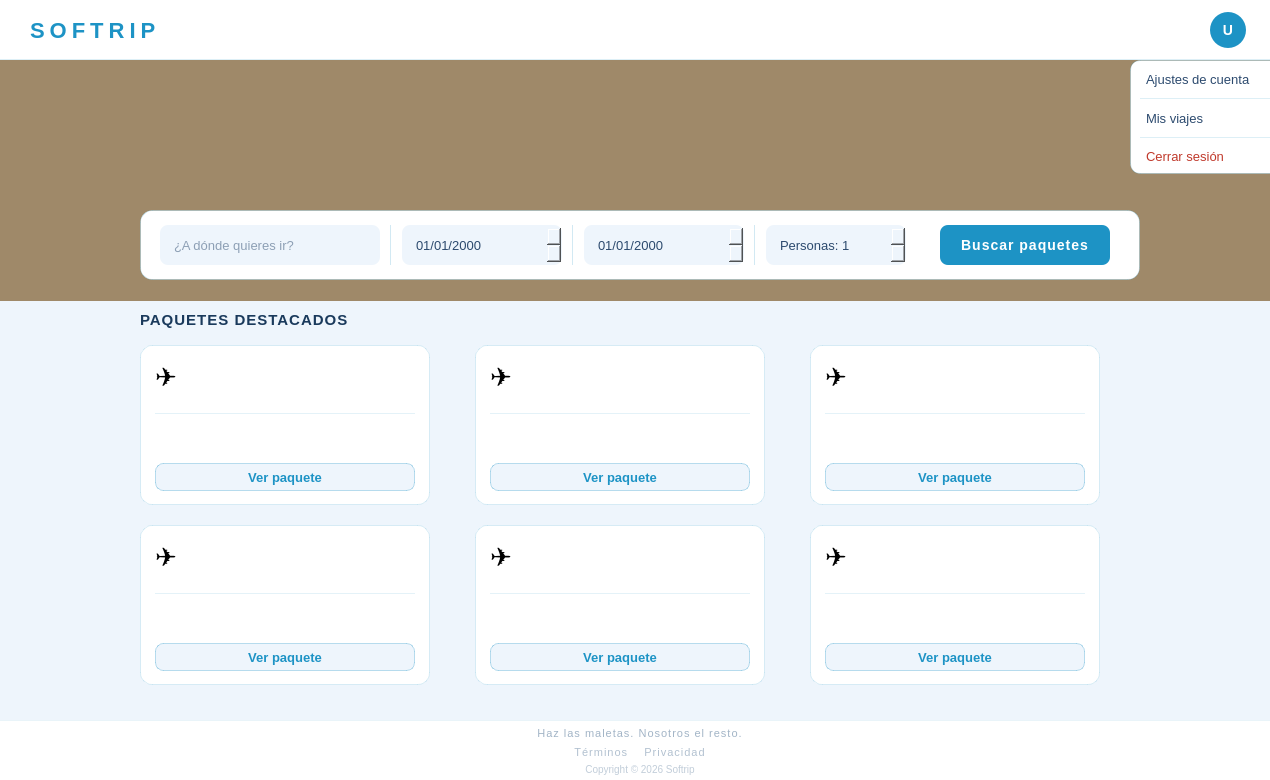
First picture: the form in src/vista/ui/vistaCliente.ui, repository laraanton/InSo, before the edit.
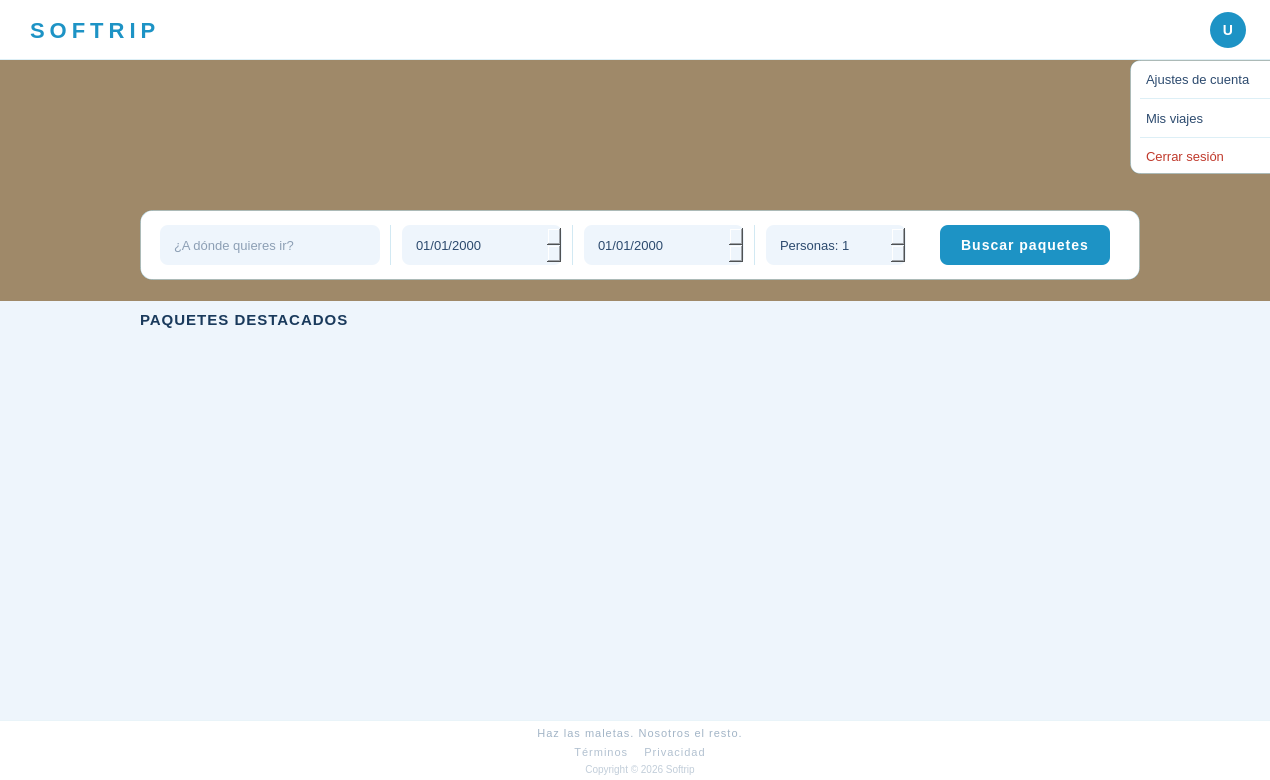
Second picture: the form after the edit. Icons and pictures are not drawn.

```diff
--- a/src/vista/ui/vistaCliente.ui
+++ b/src/vista/ui/vistaCliente.ui
@@ -337,696 +337,41 @@
      <string>PAQUETES DESTACADOS</string>
     </property>
    </widget>
-   <widget class="QWidget" name="card1" native="true">
-    <property name="geometry">
-     <rect>
-      <x>140</x>
-      <y>345</y>
-      <width>290</width>
-      <height>160</height>
-     </rect>
-    </property>
+
+   <!-- SCROLL AREA DE TARJETAS -->
+   <widget class="QScrollArea" name="scrollPaquetes">
+    <property name="geometry"><rect><x>130</x><y>343</y><width>1010</width><height>375</height></rect></property>
     <property name="styleSheet">
-     <string notr="true">QWidget#card1 {
-	background-color: #ffffff;
-	border-radius: 12px;
-	border: 1px solid rgba(29, 147, 197, 0.15);
-}</string>
-    </property>
-    <widget class="QLabel" name="card1_icono">
-     <property name="geometry">
-      <rect>
-       <x>15</x>
-       <y>14</y>
-       <width>36</width>
-       <height>36</height>
-      </rect>
-     </property>
-     <property name="styleSheet">
-      <string notr="true">font-size: 26px; qproperty-alignment: AlignCenter;</string>
-     </property>
-     <property name="text">
-      <string>✈️</string>
-     </property>
-    </widget>
-    <widget class="QLabel" name="card1_titulo">
-     <property name="geometry">
-      <rect>
-       <x>58</x>
-       <y>14</y>
-       <width>220</width>
-       <height>22</height>
-      </rect>
-     </property>
-     <property name="styleSheet">
-      <string notr="true">font-size: 14px; font-weight: 600; color: #1a3a5c;</string>
-     </property>
-     <property name="text">
-      <string/>
-     </property>
-    </widget>
-    <widget class="QLabel" name="card1_desc">
-     <property name="geometry">
-      <rect>
-       <x>58</x>
-       <y>38</y>
-       <width>220</width>
-       <height>18</height>
-      </rect>
-     </property>
-     <property name="styleSheet">
-      <string notr="true">font-size: 12px; color: #6b8aaa;</string>
-     </property>
-     <property name="text">
-      <string/>
-     </property>
-    </widget>
-    <widget class="QFrame" name="card1_sep">
-     <property name="geometry">
-      <rect>
-       <x>15</x>
-       <y>68</y>
-       <width>260</width>
-       <height>1</height>
-      </rect>
-     </property>
-     <property name="styleSheet">
-      <string notr="true">background-color: rgba(29,147,197,0.12);</string>
-     </property>
-    </widget>
-    <widget class="QLabel" name="card1_precio">
-     <property name="geometry">
-      <rect>
-       <x>15</x>
-       <y>78</y>
-       <width>160</width>
-       <height>24</height>
-      </rect>
-     </property>
-     <property name="styleSheet">
-      <string notr="true">font-size: 16px; font-weight: 700; color: #1d93c5;</string>
-     </property>
-     <property name="text">
-      <string/>
-     </property>
-    </widget>
-    <widget class="QPushButton" name="card1_btn">
-     <property name="geometry">
-      <rect>
-       <x>15</x>
-       <y>118</y>
-       <width>260</width>
-       <height>28</height>
-      </rect>
-     </property>
-     <property name="styleSheet">
-      <string notr="true">QPushButton {
-	background-color: #eef5fc; color: #1d93c5;
-	font-size: 13px; font-weight: 500;
-	border: 1px solid rgba(29,147,197,0.3); border-radius: 8px;
+     <string notr="true">
+QScrollArea { border: none; background-color: transparent; }
+QWidget#scrollContent { background-color: transparent; }
+QScrollBar:vertical {
+    background: transparent; width: 6px; margin: 0px;
 }
-QPushButton:hover { background-color: #1d93c5; color: white; }</string>
-     </property>
-     <property name="text">
-      <string>Ver paquete</string>
-     </property>
-    </widget>
-   </widget>
-   <widget class="QWidget" name="card2" native="true">
-    <property name="geometry">
-     <rect>
-      <x>475</x>
-      <y>345</y>
-      <width>290</width>
-      <height>160</height>
-     </rect>
-    </property>
-    <property name="styleSheet">
-     <string notr="true">QWidget#card2 {
-	background-color: #ffffff;
-	border-radius: 12px;
-	border: 1px solid rgba(29, 147, 197, 0.15);
-}</string>
-    </property>
-    <widget class="QLabel" name="card2_icono">
-     <property name="geometry">
-      <rect>
-       <x>15</x>
-       <y>14</y>
-       <width>36</width>
-       <height>36</height>
-      </rect>
-     </property>
-     <property name="styleSheet">
-      <string notr="true">font-size: 26px; qproperty-alignment: AlignCenter;</string>
-     </property>
-     <property name="text">
-      <string>✈️</string>
-     </property>
-    </widget>
-    <widget class="QLabel" name="card2_titulo">
-     <property name="geometry">
-      <rect>
-       <x>58</x>
-       <y>14</y>
-       <width>220</width>
-       <height>22</height>
-      </rect>
-     </property>
-     <property name="styleSheet">
-      <string notr="true">font-size: 14px; font-weight: 600; color: #1a3a5c;</string>
-     </property>
-     <property name="text">
-      <string/>
-     </property>
-    </widget>
-    <widget class="QLabel" name="card2_desc">
-     <property name="geometry">
-      <rect>
-       <x>58</x>
-       <y>38</y>
-       <width>220</width>
-       <height>18</height>
-      </rect>
-     </property>
-     <property name="styleSheet">
-      <string notr="true">font-size: 12px; color: #6b8aaa;</string>
-     </property>
-     <property name="text">
-      <string/>
-     </property>
-    </widget>
-    <widget class="QFrame" name="card2_sep">
-     <property name="geometry">
-      <rect>
-       <x>15</x>
-       <y>68</y>
-       <width>260</width>
-       <height>1</height>
-      </rect>
-     </property>
-     <property name="styleSheet">
-      <string notr="true">background-color: rgba(29,147,197,0.12);</string>
-     </property>
-    </widget>
-    <widget class="QLabel" name="card2_precio">
-     <property name="geometry">
-      <rect>
-       <x>15</x>
-       <y>78</y>
-       <width>160</width>
-       <height>24</height>
-      </rect>
-     </property>
-     <property name="styleSheet">
-      <string notr="true">font-size: 16px; font-weight: 700; color: #1d93c5;</string>
-     </property>
-     <property name="text">
-      <string/>
-     </property>
-    </widget>
-    <widget class="QPushButton" name="card2_btn">
-     <property name="geometry">
-      <rect>
-       <x>15</x>
-       <y>118</y>
-       <width>260</width>
-       <height>28</height>
-      </rect>
-     </property>
-     <property name="styleSheet">
-      <string notr="true">QPushButton {
-	background-color: #eef5fc; color: #1d93c5;
-	font-size: 13px; font-weight: 500;
-	border: 1px solid rgba(29,147,197,0.3); border-radius: 8px;
+QScrollBar::handle:vertical {
+    background: rgba(29, 147, 197, 0.3); border-radius: 3px; min-height: 20px;
 }
-QPushButton:hover { background-color: #1d93c5; color: white; }</string>
-     </property>
-     <property name="text">
-      <string>Ver paquete</string>
-     </property>
-    </widget>
-   </widget>
-   <widget class="QWidget" name="card3" native="true">
-    <property name="geometry">
-     <rect>
-      <x>810</x>
-      <y>345</y>
-      <width>290</width>
-      <height>160</height>
-     </rect>
+QScrollBar::handle:vertical:hover { background: rgba(29, 147, 197, 0.6); }
+QScrollBar::add-line:vertical, QScrollBar::sub-line:vertical { height: 0px; }
+QScrollBar:horizontal { height: 0px; }
+     </string>
     </property>
-    <property name="styleSheet">
-     <string notr="true">QWidget#card3 {
-	background-color: #ffffff;
-	border-radius: 12px;
-	border: 1px solid rgba(29, 147, 197, 0.15);
-}</string>
-    </property>
-    <widget class="QLabel" name="card3_icono">
-     <property name="geometry">
-      <rect>
-       <x>15</x>
-       <y>14</y>
-       <width>36</width>
-       <height>36</height>
-      </rect>
-     </property>
-     <property name="styleSheet">
-      <string notr="true">font-size: 26px; qproperty-alignment: AlignCenter;</string>
-     </property>
-     <property name="text">
-      <string>✈️</string>
-     </property>
+    <property name="widgetResizable"><bool>true</bool></property>
+    <property name="horizontalScrollBarPolicy"><enum>Qt::ScrollBarAlwaysOff</enum></property>
+    <property name="verticalScrollBarPolicy"><enum>Qt::ScrollBarAsNeeded</enum></property>
+    <widget class="QWidget" name="scrollContent">
+     <layout class="QGridLayout" name="gridPaquetes">
+      <property name="leftMargin"><number>10</number></property>
+      <property name="topMargin"><number>10</number></property>
+      <property name="rightMargin"><number>10</number></property>
+      <property name="bottomMargin"><number>20</number></property>
+      <property name="horizontalSpacing"><number>20</number></property>
+      <property name="verticalSpacing"><number>20</number></property>
+     </layout>
     </widget>
-    <widget class="QLabel" name="card3_titulo">
-     <property name="geometry">
-      <rect>
-       <x>58</x>
-       <y>14</y>
-       <width>220</width>
-       <height>22</height>
-      </rect>
-     </property>
-     <property name="styleSheet">
-      <string notr="true">font-size: 14px; font-weight: 600; color: #1a3a5c;</string>
-     </property>
-     <property name="text">
-      <string/>
-     </property>
-    </widget>
-    <widget class="QLabel" name="card3_desc">
-     <property name="geometry">
-      <rect>
-       <x>58</x>
-       <y>38</y>
-       <width>220</width>
-       <height>18</height>
-      </rect>
-     </property>
-     <property name="styleSheet">
-      <string notr="true">font-size: 12px; color: #6b8aaa;</string>
-     </property>
-     <property name="text">
-      <string/>
-     </property>
-    </widget>
-    <widget class="QFrame" name="card3_sep">
-     <property name="geometry">
-      <rect>
-       <x>15</x>
-       <y>68</y>
-       <width>260</width>
-       <height>1</height>
-      </rect>
-     </property>
-     <property name="styleSheet">
-      <string notr="true">background-color: rgba(29,147,197,0.12);</string>
-     </property>
-    </widget>
-    <widget class="QLabel" name="card3_precio">
-     <property name="geometry">
-      <rect>
-       <x>15</x>
-       <y>78</y>
-       <width>160</width>
-       <height>24</height>
-      </rect>
-     </property>
-     <property name="styleSheet">
-      <string notr="true">font-size: 16px; font-weight: 700; color: #1d93c5;</string>
-     </property>
-     <property name="text">
-      <string/>
-     </property>
-    </widget>
-    <widget class="QPushButton" name="card3_btn">
-     <property name="geometry">
-      <rect>
-       <x>15</x>
-       <y>118</y>
-       <width>260</width>
-       <height>28</height>
-      </rect>
-     </property>
-     <property name="styleSheet">
-      <string notr="true">QPushButton {
-	background-color: #eef5fc; color: #1d93c5;
-	font-size: 13px; font-weight: 500;
-	border: 1px solid rgba(29,147,197,0.3); border-radius: 8px;
-}
-QPushButton:hover { background-color: #1d93c5; color: white; }</string>
-     </property>
-     <property name="text">
-      <string>Ver paquete</string>
-     </property>
-    </widget>
    </widget>
-   <widget class="QWidget" name="card4" native="true">
-    <property name="geometry">
-     <rect>
-      <x>140</x>
-      <y>525</y>
-      <width>290</width>
-      <height>160</height>
-     </rect>
-    </property>
-    <property name="styleSheet">
-     <string notr="true">QWidget#card4 {
-	background-color: #ffffff;
-	border-radius: 12px;
-	border: 1px solid rgba(29, 147, 197, 0.15);
-}</string>
-    </property>
-    <widget class="QLabel" name="card4_icono">
-     <property name="geometry">
-      <rect>
-       <x>15</x>
-       <y>14</y>
-       <width>36</width>
-       <height>36</height>
-      </rect>
-     </property>
-     <property name="styleSheet">
-      <string notr="true">font-size: 26px; qproperty-alignment: AlignCenter;</string>
-     </property>
-     <property name="text">
-      <string>✈️</string>
-     </property>
-    </widget>
-    <widget class="QLabel" name="card4_titulo">
-     <property name="geometry">
-      <rect>
-       <x>58</x>
-       <y>14</y>
-       <width>220</width>
-       <height>22</height>
-      </rect>
-     </property>
-     <property name="styleSheet">
-      <string notr="true">font-size: 14px; font-weight: 600; color: #1a3a5c;</string>
-     </property>
-     <property name="text">
-      <string/>
-     </property>
-    </widget>
-    <widget class="QLabel" name="card4_desc">
-     <property name="geometry">
-      <rect>
-       <x>58</x>
-       <y>38</y>
-       <width>220</width>
-       <height>18</height>
-      </rect>
-     </property>
-     <property name="styleSheet">
-      <string notr="true">font-size: 12px; color: #6b8aaa;</string>
-     </property>
-     <property name="text">
-      <string/>
-     </property>
-    </widget>
-    <widget class="QFrame" name="card4_sep">
-     <property name="geometry">
-      <rect>
-       <x>15</x>
-       <y>68</y>
-       <width>260</width>
-       <height>1</height>
-      </rect>
-     </property>
-     <property name="styleSheet">
-      <string notr="true">background-color: rgba(29,147,197,0.12);</string>
-     </property>
-    </widget>
-    <widget class="QLabel" name="card4_precio">
-     <property name="geometry">
-      <rect>
-       <x>15</x>
-       <y>78</y>
-       <width>160</width>
-       <height>24</height>
-      </rect>
-     </property>
-     <property name="styleSheet">
-      <string notr="true">font-size: 16px; font-weight: 700; color: #1d93c5;</string>
-     </property>
-     <property name="text">
-      <string/>
-     </property>
-    </widget>
-    <widget class="QPushButton" name="card4_btn">
-     <property name="geometry">
-      <rect>
-       <x>15</x>
-       <y>118</y>
-       <width>260</width>
-       <height>28</height>
-      </rect>
-     </property>
-     <property name="styleSheet">
-      <string notr="true">QPushButton {
-	background-color: #eef5fc; color: #1d93c5;
-	font-size: 13px; font-weight: 500;
-	border: 1px solid rgba(29,147,197,0.3); border-radius: 8px;
-}
-QPushButton:hover { background-color: #1d93c5; color: white; }</string>
-     </property>
-     <property name="text">
-      <string>Ver paquete</string>
-     </property>
-    </widget>
-   </widget>
-   <widget class="QWidget" name="card5" native="true">
-    <property name="geometry">
-     <rect>
-      <x>475</x>
-      <y>525</y>
-      <width>290</width>
-      <height>160</height>
-     </rect>
-    </property>
-    <property name="styleSheet">
-     <string notr="true">QWidget#card5 {
-	background-color: #ffffff;
-	border-radius: 12px;
-	border: 1px solid rgba(29, 147, 197, 0.15);
-}</string>
-    </property>
-    <widget class="QLabel" name="card5_icono">
-     <property name="geometry">
-      <rect>
-       <x>15</x>
-       <y>14</y>
-       <width>36</width>
-       <height>36</height>
-      </rect>
-     </property>
-     <property name="styleSheet">
-      <string notr="true">font-size: 26px; qproperty-alignment: AlignCenter;</string>
-     </property>
-     <property name="text">
-      <string>✈️</string>
-     </property>
-    </widget>
-    <widget class="QLabel" name="card5_titulo">
-     <property name="geometry">
-      <rect>
-       <x>58</x>
-       <y>14</y>
-       <width>220</width>
-       <height>22</height>
-      </rect>
-     </property>
-     <property name="styleSheet">
-      <string notr="true">font-size: 14px; font-weight: 600; color: #1a3a5c;</string>
-     </property>
-     <property name="text">
-      <string/>
-     </property>
-    </widget>
-    <widget class="QLabel" name="card5_desc">
-     <property name="geometry">
-      <rect>
-       <x>58</x>
-       <y>38</y>
-       <width>220</width>
-       <height>18</height>
-      </rect>
-     </property>
-     <property name="styleSheet">
-      <string notr="true">font-size: 12px; color: #6b8aaa;</string>
-     </property>
-     <property name="text">
-      <string/>
-     </property>
-    </widget>
-    <widget class="QFrame" name="card5_sep">
-     <property name="geometry">
-      <rect>
-       <x>15</x>
-       <y>68</y>
-       <width>260</width>
-       <height>1</height>
-      </rect>
-     </property>
-     <property name="styleSheet">
-      <string notr="true">background-color: rgba(29,147,197,0.12);</string>
-     </property>
-    </widget>
-    <widget class="QLabel" name="card5_precio">
-     <property name="geometry">
-      <rect>
-       <x>15</x>
-       <y>78</y>
-       <width>160</width>
-       <height>24</height>
-      </rect>
-     </property>
-     <property name="styleSheet">
-      <string notr="true">font-size: 16px; font-weight: 700; color: #1d93c5;</string>
-     </property>
-     <property name="text">
-      <string/>
-     </property>
-    </widget>
-    <widget class="QPushButton" name="card5_btn">
-     <property name="geometry">
-      <rect>
-       <x>15</x>
-       <y>118</y>
-       <width>260</width>
-       <height>28</height>
-      </rect>
-     </property>
-     <property name="styleSheet">
-      <string notr="true">QPushButton {
-	background-color: #eef5fc; color: #1d93c5;
-	font-size: 13px; font-weight: 500;
-	border: 1px solid rgba(29,147,197,0.3); border-radius: 8px;
-}
-QPushButton:hover { background-color: #1d93c5; color: white; }</string>
-     </property>
-     <property name="text">
-      <string>Ver paquete</string>
-     </property>
-    </widget>
-   </widget>
-   <widget class="QWidget" name="card6" native="true">
-    <property name="geometry">
-     <rect>
-      <x>810</x>
-      <y>525</y>
-      <width>290</width>
-      <height>160</height>
-     </rect>
-    </property>
-    <property name="styleSheet">
-     <string notr="true">QWidget#card6 {
-	background-color: #ffffff;
-	border-radius: 12px;
-	border: 1px solid rgba(29, 147, 197, 0.15);
-}</string>
-    </property>
-    <widget class="QLabel" name="card6_icono">
-     <property name="geometry">
-      <rect>
-       <x>15</x>
-       <y>14</y>
-       <width>36</width>
-       <height>36</height>
-      </rect>
-     </property>
-     <property name="styleSheet">
-      <string notr="true">font-size: 26px; qproperty-alignment: AlignCenter;</string>
-     </property>
-     <property name="text">
-      <string>✈️</string>
-     </property>
-    </widget>
-    <widget class="QLabel" name="card6_titulo">
-     <property name="geometry">
-      <rect>
-       <x>58</x>
-       <y>14</y>
-       <width>220</width>
-       <height>22</height>
-      </rect>
-     </property>
-     <property name="styleSheet">
-      <string notr="true">font-size: 14px; font-weight: 600; color: #1a3a5c;</string>
-     </property>
-     <property name="text">
-      <string/>
-     </property>
-    </widget>
-    <widget class="QLabel" name="card6_desc">
-     <property name="geometry">
-      <rect>
-       <x>58</x>
-       <y>38</y>
-       <width>220</width>
-       <height>18</height>
-      </rect>
-     </property>
-     <property name="styleSheet">
-      <string notr="true">font-size: 12px; color: #6b8aaa;</string>
-     </property>
-     <property name="text">
-      <string/>
-     </property>
-    </widget>
-    <widget class="QFrame" name="card6_sep">
-     <property name="geometry">
-      <rect>
-       <x>15</x>
-       <y>68</y>
-       <width>260</width>
-       <height>1</height>
-      </rect>
-     </property>
-     <property name="styleSheet">
-      <string notr="true">background-color: rgba(29,147,197,0.12);</string>
-     </property>
-    </widget>
-    <widget class="QLabel" name="card6_precio">
-     <property name="geometry">
-      <rect>
-       <x>15</x>
-       <y>78</y>
-       <width>160</width>
-       <height>24</height>
-      </rect>
-     </property>
-     <property name="styleSheet">
-      <string notr="true">font-size: 16px; font-weight: 700; color: #1d93c5;</string>
-     </property>
-     <property name="text">
-      <string/>
-     </property>
-    </widget>
-    <widget class="QPushButton" name="card6_btn">
-     <property name="geometry">
-      <rect>
-       <x>15</x>
-       <y>118</y>
-       <width>260</width>
-       <height>28</height>
-      </rect>
-     </property>
-     <property name="styleSheet">
-      <string notr="true">QPushButton {
-	background-color: #eef5fc; color: #1d93c5;
-	font-size: 13px; font-weight: 500;
-	border: 1px solid rgba(29,147,197,0.3); border-radius: 8px;
-}
-QPushButton:hover { background-color: #1d93c5; color: white; }</string>
-     </property>
-     <property name="text">
-      <string>Ver paquete</string>
-     </property>
-    </widget>
-   </widget>
+
+   <!-- MENÚ CUENTA (flotante, encima de todo) -->
    <widget class="QWidget" name="menuCuenta" native="true">
     <property name="geometry">
      <rect>
```
Left out of the diff: 582 changed lines with no effect on the pictures.
